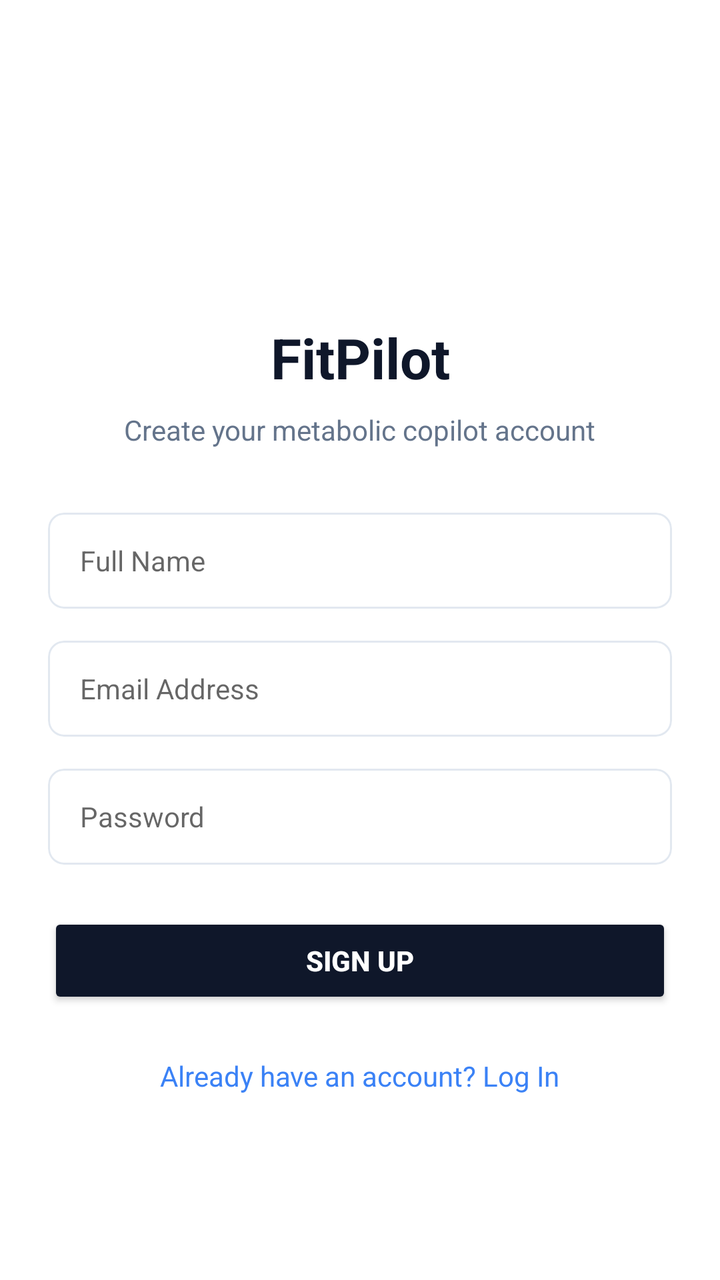
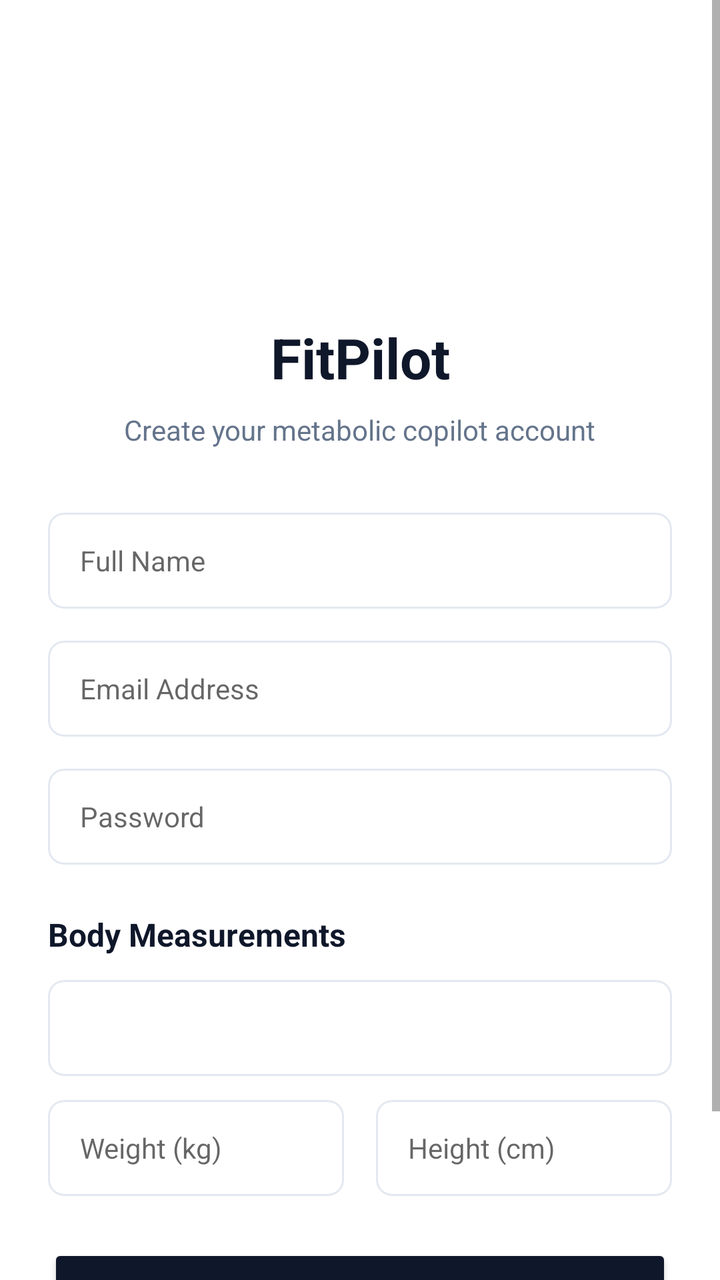

Screens rendered from an Android XML layout before and after an edit, with the pre-edit source and the edit as a unified diff.
<!-- AndroidManifest.xml: application theme Theme.FitPilot -->
<!-- res/layout/fragment_signup.xml -->
<?xml version="1.0" encoding="utf-8"?>
<ScrollView xmlns:android="http://schemas.android.com/apk/res/android"
    xmlns:app="http://schemas.android.com/apk/res-auto"
    android:layout_width="match_parent"
    android:layout_height="match_parent"
    android:fillViewport="true"
    android:background="@color/background">

    <androidx.constraintlayout.widget.ConstraintLayout
        android:layout_width="match_parent"
        android:layout_height="wrap_content"
        android:padding="24dp">

        <ImageView
            android:id="@+id/ivLogo"
            android:layout_width="80dp"
            android:layout_height="80dp"
            android:layout_marginTop="40dp"
            android:src="@drawable/logo"
            app:layout_constraintTop_toTopOf="parent"
            app:layout_constraintStart_toStartOf="parent"
            app:layout_constraintEnd_toEndOf="parent" />

        <TextView
            android:id="@+id/tvAppName"
            android:layout_width="wrap_content"
            android:layout_height="wrap_content"
            android:text="FitPilot"
            android:textColor="@color/text_primary"
            android:textSize="28sp"
            android:textStyle="bold"
            android:layout_marginTop="16dp"
            app:layout_constraintTop_toBottomOf="@id/ivLogo"
            app:layout_constraintStart_toStartOf="parent"
            app:layout_constraintEnd_toEndOf="parent" />

        <TextView
            android:id="@+id/tvSubtitle"
            android:layout_width="wrap_content"
            android:layout_height="wrap_content"
            android:text="Create your metabolic copilot account"
            android:textColor="@color/text_secondary"
            android:textSize="14sp"
            android:layout_marginTop="8dp"
            app:layout_constraintTop_toBottomOf="@id/tvAppName"
            app:layout_constraintStart_toStartOf="parent"
            app:layout_constraintEnd_toEndOf="parent" />

        <com.google.android.material.card.MaterialCardView
            android:id="@+id/cardName"
            android:layout_width="match_parent"
            android:layout_height="wrap_content"
            android:layout_marginTop="32dp"
            app:cardCornerRadius="8dp"
            app:cardElevation="0dp"
            app:strokeColor="@color/border"
            app:strokeWidth="1dp"
            app:layout_constraintTop_toBottomOf="@id/tvSubtitle">

            <EditText
                android:id="@+id/etName"
                android:layout_width="match_parent"
                android:layout_height="48dp"
                android:hint="Full Name"
                android:inputType="textPersonName"
                android:paddingHorizontal="16dp"
                android:background="@android:color/transparent"
                android:textColor="@color/text_primary"
                android:textSize="14sp" />
        </com.google.android.material.card.MaterialCardView>

        <com.google.android.material.card.MaterialCardView
            android:id="@+id/cardEmail"
            android:layout_width="match_parent"
            android:layout_height="wrap_content"
            android:layout_marginTop="16dp"
            app:cardCornerRadius="8dp"
            app:cardElevation="0dp"
            app:strokeColor="@color/border"
            app:strokeWidth="1dp"
            app:layout_constraintTop_toBottomOf="@id/cardName">

            <EditText
                android:id="@+id/etEmail"
                android:layout_width="match_parent"
                android:layout_height="48dp"
                android:hint="Email Address"
                android:inputType="textEmailAddress"
                android:paddingHorizontal="16dp"
                android:background="@android:color/transparent"
                android:textColor="@color/text_primary"
                android:textSize="14sp" />
        </com.google.android.material.card.MaterialCardView>

        <com.google.android.material.card.MaterialCardView
            android:id="@+id/cardPassword"
            android:layout_width="match_parent"
            android:layout_height="wrap_content"
            android:layout_marginTop="16dp"
            app:cardCornerRadius="8dp"
            app:cardElevation="0dp"
            app:strokeColor="@color/border"
            app:strokeWidth="1dp"
            app:layout_constraintTop_toBottomOf="@id/cardEmail">

            <EditText
                android:id="@+id/etPassword"
                android:layout_width="match_parent"
                android:layout_height="48dp"
                android:hint="Password"
                android:inputType="textPassword"
                android:paddingHorizontal="16dp"
                android:background="@android:color/transparent"
                android:textColor="@color/text_primary"
                android:textSize="14sp" />
        </com.google.android.material.card.MaterialCardView>

        <Button
            android:id="@+id/btnSignup"
            android:layout_width="match_parent"
            android:layout_height="48dp"
            android:text="Sign Up"
            android:textColor="@color/white"
            android:backgroundTint="@color/primary"
            android:textSize="14sp"
            android:textStyle="bold"
            app:cornerRadius="8dp"
            android:layout_marginTop="24dp"
            app:layout_constraintTop_toBottomOf="@id/cardPassword" />

        <ProgressBar
            android:id="@+id/progressBar"
            android:layout_width="wrap_content"
            android:layout_height="wrap_content"
            android:visibility="gone"
            app:layout_constraintTop_toTopOf="@id/btnSignup"
            app:layout_constraintBottom_toBottomOf="@id/btnSignup"
            app:layout_constraintStart_toStartOf="@id/btnSignup"
            app:layout_constraintEnd_toEndOf="@id/btnSignup" />

        <TextView
            android:id="@+id/tvLoginLink"
            android:layout_width="wrap_content"
            android:layout_height="wrap_content"
            android:text="Already have an account? Log In"
            android:textColor="@color/accent"
            android:textSize="14sp"
            android:layout_marginTop="24dp"
            app:layout_constraintTop_toBottomOf="@id/btnSignup"
            app:layout_constraintStart_toStartOf="parent"
            app:layout_constraintEnd_toEndOf="parent" />

    </androidx.constraintlayout.widget.ConstraintLayout>
</ScrollView>
<!-- resources referenced by this layout -->
<resources>
  <color name="accent">#3B82F6</color>
  <color name="background">#FFFFFF</color>
  <color name="border">#E2E8F0</color>
  <color name="primary">#0F172A</color>
  <color name="text_primary">#0F172A</color>
  <color name="text_secondary">#64748B</color>
  <color name="white">#FFFFFF</color>
  <style name="Theme.FitPilot" parent="Theme.MaterialComponents.Light.NoActionBar">
          <item name="colorPrimary">@color/primary</item>
          <item name="colorPrimaryVariant">@color/primary_dark</item>
          <item name="colorOnPrimary">@color/white</item>
          <item name="colorSecondary">@color/accent</item>
          <item name="colorSecondaryVariant">@color/accent_light</item>
          <item name="colorOnSecondary">@color/white</item>
          <item name="android:statusBarColor">@color/white</item>
          <item name="android:windowLightStatusBar">true</item>
          <item name="android:windowBackground">@color/background</item>
      </style>
  <color name="primary_dark">#090D1A</color>
  <color name="accent_light">#60A5FA</color>
</resources>

<!-- the commit's change to res/layout/fragment_signup.xml (unified diff, before → after) -->
@@ -109,6 +109,89 @@
                 android:layout_height="48dp"
                 android:hint="Password"
                 android:inputType="textPassword"
+                android:paddingHorizontal="16dp"
+                android:background="@android:color/transparent"
+                android:textColor="@color/text_primary"
+                android:textSize="14sp" />
+        </com.google.android.material.card.MaterialCardView>
+
+        <TextView
+            android:id="@+id/tvBodyInfo"
+            android:layout_width="wrap_content"
+            android:layout_height="wrap_content"
+            android:text="Body Measurements"
+            android:textColor="@color/text_primary"
+            android:textSize="16sp"
+            android:textStyle="bold"
+            android:layout_marginTop="24dp"
+            app:layout_constraintTop_toBottomOf="@id/cardPassword"
+            app:layout_constraintStart_toStartOf="parent" />
+
+        <com.google.android.material.card.MaterialCardView
+            android:id="@+id/cardGender"
+            android:layout_width="match_parent"
+            android:layout_height="wrap_content"
+            android:layout_marginTop="12dp"
+            app:cardCornerRadius="8dp"
+            app:cardElevation="0dp"
+            app:strokeColor="@color/border"
+            app:strokeWidth="1dp"
+            app:layout_constraintTop_toBottomOf="@id/tvBodyInfo">
+
+            <Spinner
+                android:id="@+id/spinnerGender"
+                android:layout_width="match_parent"
+                android:layout_height="48dp"
+                android:paddingHorizontal="12dp"
+                android:background="@android:color/transparent" />
+        </com.google.android.material.card.MaterialCardView>
+
+        <com.google.android.material.card.MaterialCardView
+            android:id="@+id/cardWeight"
+            android:layout_width="0dp"
+            android:layout_height="wrap_content"
+            android:layout_marginTop="12dp"
+            android:layout_marginEnd="8dp"
+            app:cardCornerRadius="8dp"
+            app:cardElevation="0dp"
+            app:strokeColor="@color/border"
+            app:strokeWidth="1dp"
+            app:layout_constraintTop_toBottomOf="@id/cardGender"
+            app:layout_constraintStart_toStartOf="parent"
+            app:layout_constraintEnd_toStartOf="@id/cardHeight">
+
+            <EditText
+                android:id="@+id/etWeight"
+                android:layout_width="match_parent"
+                android:layout_height="48dp"
+                android:hint="Weight (kg)"
+                android:inputType="numberDecimal"
+                android:paddingHorizontal="16dp"
+                android:background="@android:color/transparent"
+                android:textColor="@color/text_primary"
+                android:textSize="14sp" />
+        </com.google.android.material.card.MaterialCardView>
+
+        <com.google.android.material.card.MaterialCardView
+            android:id="@+id/cardHeight"
+            android:layout_width="0dp"
+            android:layout_height="wrap_content"
+            android:layout_marginTop="12dp"
+            android:layout_marginStart="8dp"
+            app:cardCornerRadius="8dp"
+            app:cardElevation="0dp"
+            app:strokeColor="@color/border"
+            app:strokeWidth="1dp"
+            app:layout_constraintTop_toBottomOf="@id/cardGender"
+            app:layout_constraintStart_toEndOf="@id/cardWeight"
+            app:layout_constraintEnd_toEndOf="parent">
+
+            <EditText
+                android:id="@+id/etHeight"
+                android:layout_width="match_parent"
+                android:layout_height="48dp"
+                android:hint="Height (cm)"
+                android:inputType="numberDecimal"
                 android:paddingHorizontal="16dp"
                 android:background="@android:color/transparent"
                 android:textColor="@color/text_primary"
@@ -126,7 +209,7 @@
             android:textStyle="bold"
             app:cornerRadius="8dp"
             android:layout_marginTop="24dp"
-            app:layout_constraintTop_toBottomOf="@id/cardPassword" />
+            app:layout_constraintTop_toBottomOf="@id/cardWeight" />
 
         <ProgressBar
             android:id="@+id/progressBar"
